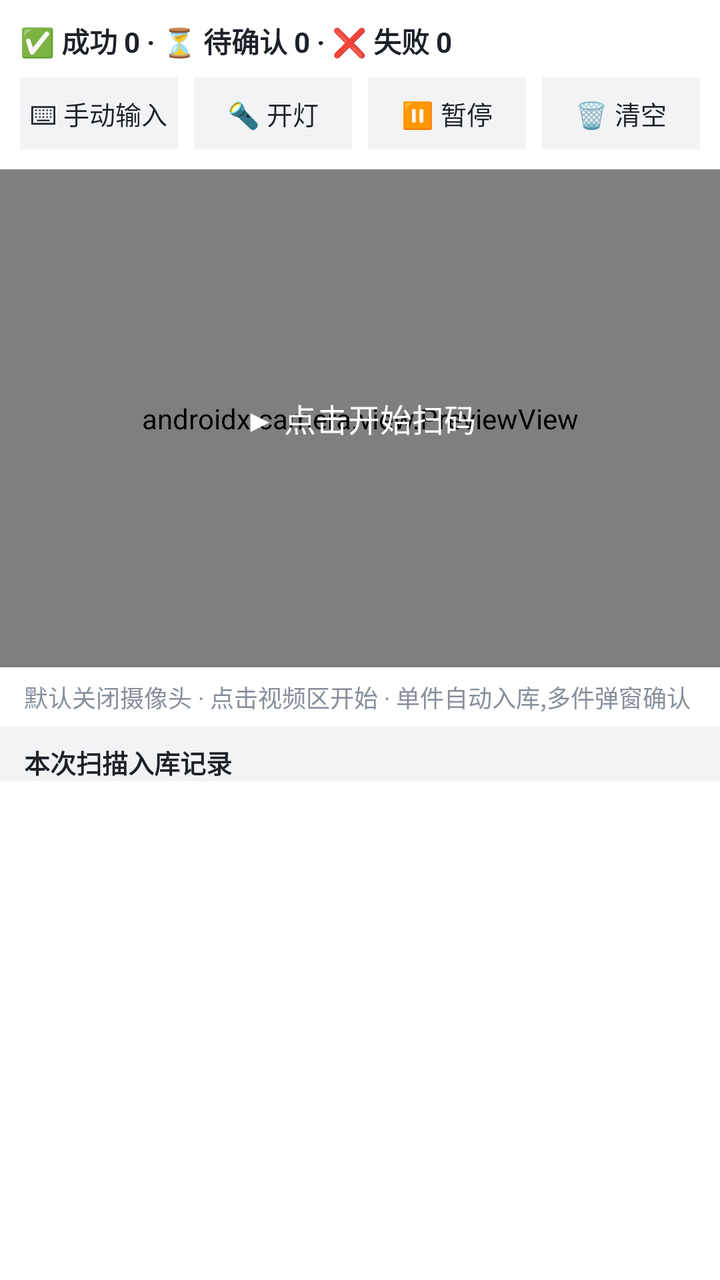
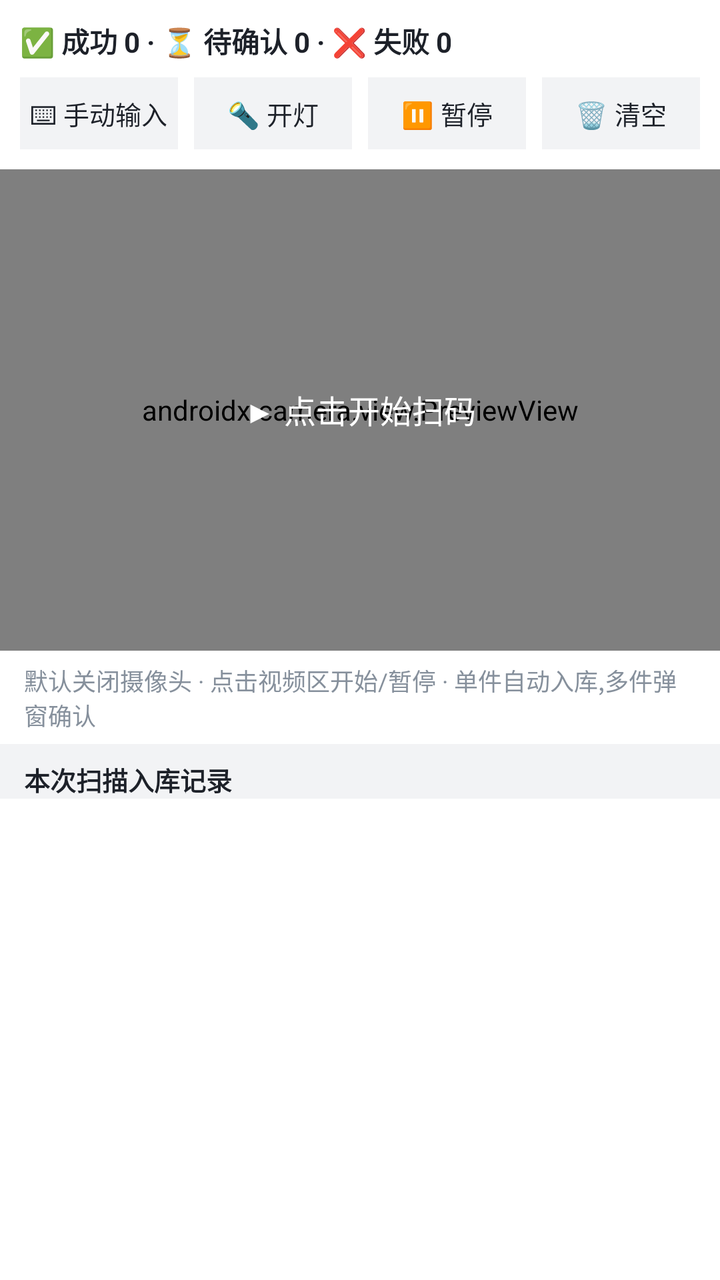

Compare the two renders of this Android layout. The source of the first and the diff that turns it into the second are given below.
<!-- AndroidManifest.xml: application theme AppTheme -->
<!-- res/layout/fragment_stock_scan.xml -->
<?xml version="1.0" encoding="utf-8"?>
<LinearLayout xmlns:android="http://schemas.android.com/apk/res/android"
    android:layout_width="match_parent"
    android:layout_height="match_parent"
    android:orientation="vertical"
    android:keepScreenOn="true"
    android:background="#f2f3f5">

    
    <LinearLayout
        android:layout_width="match_parent"
        android:layout_height="wrap_content"
        android:orientation="vertical"
        android:background="#ffffff"
        android:padding="10dp">

        <TextView
            android:id="@+id/statsText"
            android:layout_width="match_parent"
            android:layout_height="wrap_content"
            android:text="✅ 成功 0 · ⏳ 待确认 0 · ❌ 失败 0"
            android:textColor="@color/text_primary"
            android:textSize="14sp"
            android:textStyle="bold" />

        <LinearLayout
            android:layout_width="match_parent"
            android:layout_height="wrap_content"
            android:orientation="horizontal"
            android:layout_marginTop="8dp">

            <TextView
                android:id="@+id/manualBtn"
                android:layout_width="0dp"
                android:layout_height="36dp"
                android:layout_weight="1"
                android:background="#f2f3f5"
                android:gravity="center"
                android:text="⌨ 手动输入"
                android:textColor="@color/text_primary"
                android:textSize="13sp" />

            <TextView
                android:id="@+id/torchBtn"
                android:layout_width="0dp"
                android:layout_height="36dp"
                android:layout_weight="1"
                android:layout_marginStart="8dp"
                android:background="#f2f3f5"
                android:gravity="center"
                android:text="🔦 开灯"
                android:textColor="@color/text_primary"
                android:textSize="13sp" />

            <TextView
                android:id="@+id/pauseBtn"
                android:layout_width="0dp"
                android:layout_height="36dp"
                android:layout_weight="1"
                android:layout_marginStart="8dp"
                android:background="#f2f3f5"
                android:gravity="center"
                android:text="⏸ 暂停"
                android:textColor="@color/text_primary"
                android:textSize="13sp" />

            <TextView
                android:id="@+id/clearBtn"
                android:layout_width="0dp"
                android:layout_height="36dp"
                android:layout_weight="1"
                android:layout_marginStart="8dp"
                android:background="#f2f3f5"
                android:gravity="center"
                android:text="🗑 清空"
                android:textColor="@color/text_primary"
                android:textSize="13sp" />
        </LinearLayout>
    </LinearLayout>

    
    <FrameLayout
        android:layout_width="match_parent"
        android:layout_height="0dp"
        android:layout_weight="1"
        android:background="#1d2129">

        <androidx.camera.view.PreviewView
            android:id="@+id/previewView"
            android:layout_width="match_parent"
            android:layout_height="match_parent" />

        <TextView
            android:id="@+id/startOverlay"
            android:layout_width="wrap_content"
            android:layout_height="wrap_content"
            android:layout_gravity="center"
            android:clickable="true"
            android:focusable="true"
            android:gravity="center"
            android:paddingHorizontal="24dp"
            android:paddingVertical="12dp"
            android:text="▶ 点击开始扫码"
            android:textColor="#FFFFFF"
            android:textSize="16sp"
            android:visibility="visible" />

        
        <TextView
            android:id="@+id/scanHint"
            android:layout_width="wrap_content"
            android:layout_height="wrap_content"
            android:layout_gravity="top|center_horizontal"
            android:layout_marginTop="16dp"
            android:gravity="center"
            android:paddingHorizontal="16dp"
            android:paddingVertical="8dp"
            android:textColor="#FFFFFF"
            android:textSize="14sp"
            android:visibility="gone" />
    </FrameLayout>

    
    <TextView
        android:layout_width="match_parent"
        android:layout_height="wrap_content"
        android:background="#ffffff"
        android:paddingHorizontal="12dp"
        android:paddingVertical="6dp"
        android:text="默认关闭摄像头 · 点击视频区开始 · 单件自动入库,多件弹窗确认"
        android:textColor="@color/text_muted"
        android:textSize="12sp" />

    
    <TextView
        android:layout_width="match_parent"
        android:layout_height="wrap_content"
        android:paddingHorizontal="12dp"
        android:paddingTop="8dp"
        android:text="本次扫描入库记录"
        android:textColor="@color/text_primary"
        android:textSize="13sp"
        android:textStyle="bold" />

    <ScrollView
        android:id="@+id/recordScroll"
        android:layout_width="match_parent"
        android:layout_height="0dp"
        android:layout_weight="1"
        android:background="#ffffff"
        android:fillViewport="true">
        <LinearLayout
            android:id="@+id/recordList"
            android:layout_width="match_parent"
            android:layout_height="wrap_content"
            android:orientation="vertical"
            android:paddingHorizontal="12dp" />
    </ScrollView>
</LinearLayout>
<!-- resources referenced by this layout -->
<resources>
  <color name="text_muted">#86909c</color>
  <color name="text_primary">#1d2129</color>
  <style name="AppTheme" parent="android:Theme.Material.Light.NoActionBar">
          <item name="android:statusBarColor">#165dff</item>
          <item name="android:navigationBarColor">#ffffff</item>
          <item name="android:windowBackground">#f2f3f5</item>
      </style>
</resources>

<!-- the commit's change to res/layout/fragment_stock_scan.xml (unified diff, before → after) -->
@@ -127,7 +127,7 @@
         android:background="#ffffff"
         android:paddingHorizontal="12dp"
         android:paddingVertical="6dp"
-        android:text="默认关闭摄像头 · 点击视频区开始 · 单件自动入库,多件弹窗确认"
+        android:text="默认关闭摄像头 · 点击视频区开始/暂停 · 单件自动入库,多件弹窗确认"
         android:textColor="@color/text_muted"
         android:textSize="12sp" />
 
